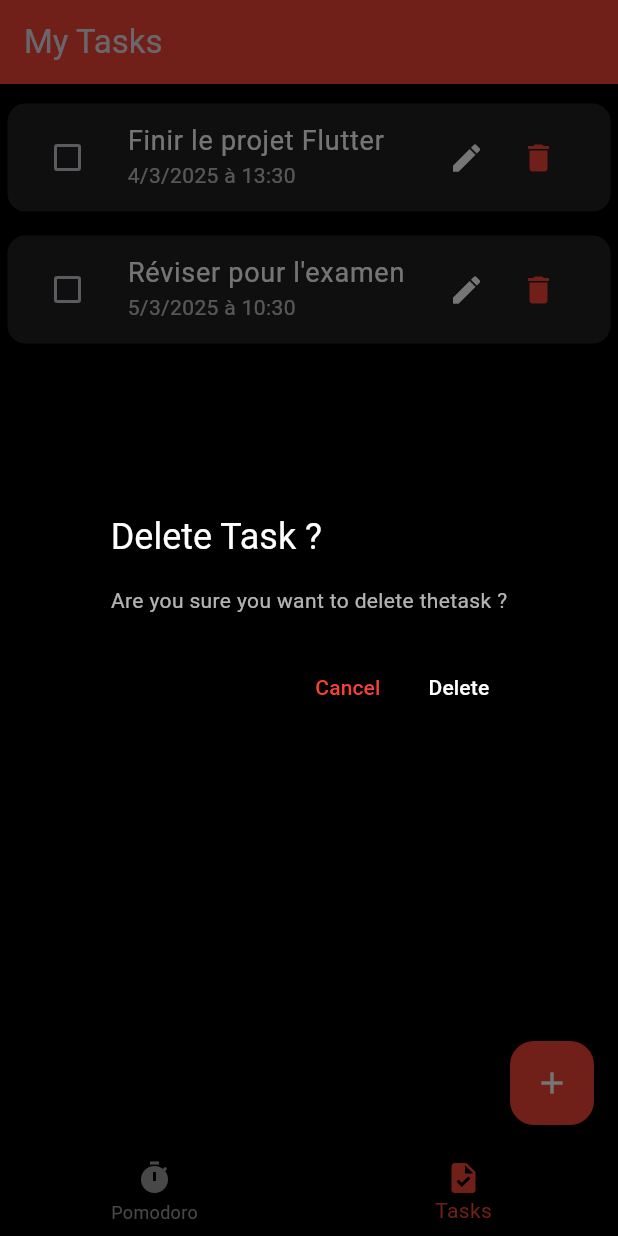
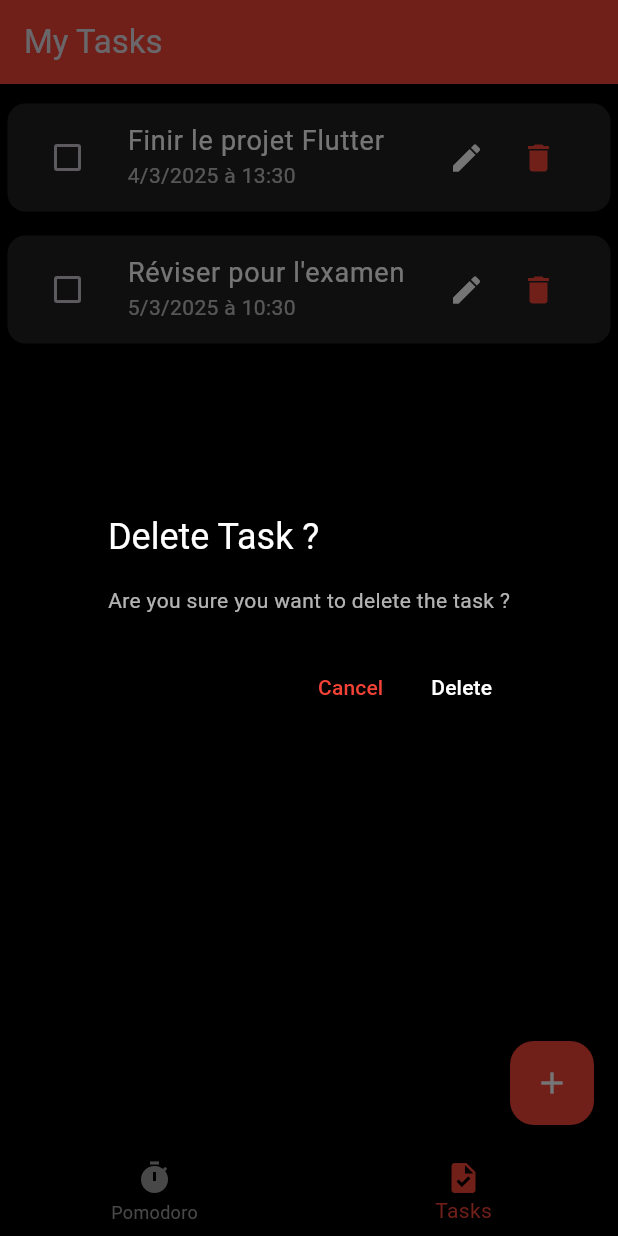
Before and after one commit to ElhaddajAya/pomodoro-task-management-app, a Flutter app: the screen it shows after launch, item 2 of the bottom bar chosen, after a tap on the "delete" icon, on a phone screen of 412 x 824 dp. Run offline on Flutter 3.47's test engine with Material 3 defaults, Android fonts, the phone set to English and light mode, and no system bars; our stand-ins replace audioplayers, fluttertoast.

Commit message:
first commit v2

```diff
--- a/lib/task_list_page.dart
+++ b/lib/task_list_page.dart
@@ -30,7 +30,7 @@ class _TaskListPageState extends State<TaskListPage> {
       builder: (context) => AlertDialog(
         backgroundColor: Colors.black,
         title: Text("Delete Task ?", style: TextStyle(color: Colors.white)),
-        content: Text("Are you sure you want to delete thetask ?", style: TextStyle(color: Colors.white70)),
+        content: Text("Are you sure you want to delete the task ?", style: TextStyle(color: Colors.white70)),
         actions: [
           TextButton(
             onPressed: () => Navigator.pop(context),
```
